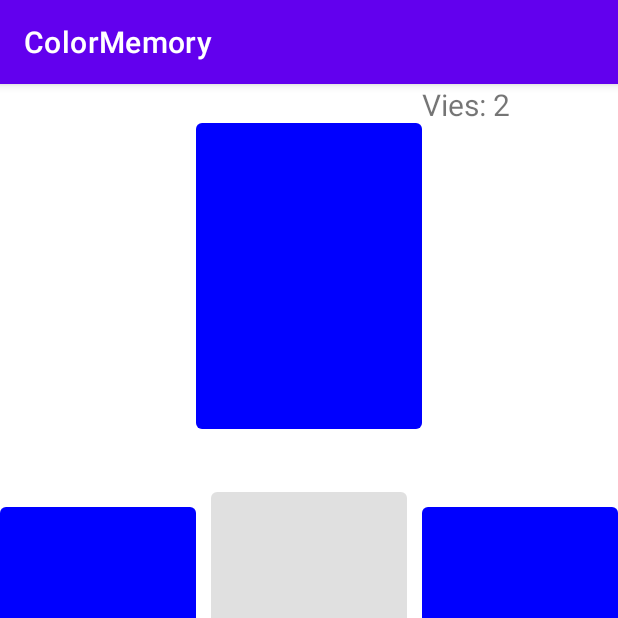
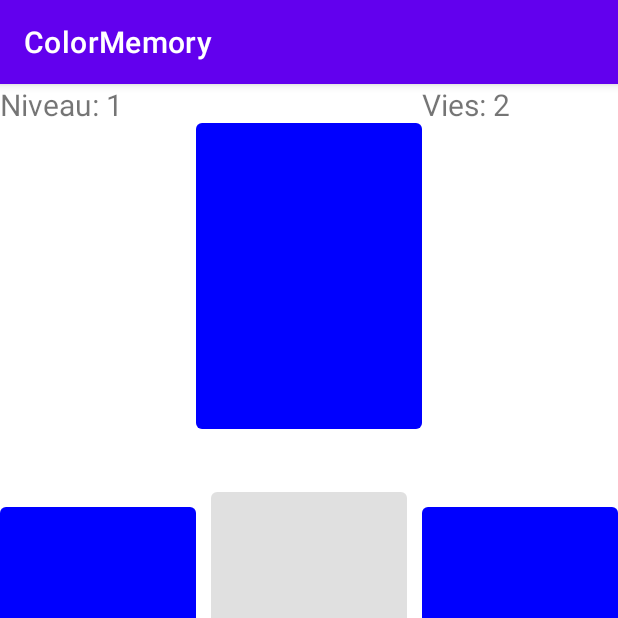
Before and after one commit to NinoLS/projet_color_memory, an Android app: the difficultyStart screen opened directly, with no data from a screen before it, after a tap on an icon or button, on a phone screen of 412 x 824 dp, the top half of it. Run offline under Robolectric (Android 15) with nearby library versions, the phone set to English and light mode, and no system bars.

Commit message:
Add : niveau system works

```diff
--- a/app/src/main/java/com/example/colormemory/difficultySelector.java
+++ b/app/src/main/java/com/example/colormemory/difficultySelector.java
@@ -32,7 +32,7 @@ public class difficultySelector extends AppCompatActivity {
         Intent intent = new Intent(difficultySelector.this,difficultyStart.class);
         intent.putExtra("DIFF",0);
         intent.putExtra("MANCHE_MIN",1);
-        intent.putExtra("MANCHE_MAX",10);
+        intent.putExtra("MANCHE_MAX",3);
         intent.putExtra("TEMPS_REPONSE",0);
         intent.putExtra("VIES",2);
 
--- a/app/src/main/java/com/example/colormemory/difficultyStart.java
+++ b/app/src/main/java/com/example/colormemory/difficultyStart.java
@@ -17,6 +17,9 @@ import static java.lang.Thread.sleep;
 public class difficultyStart extends AppCompatActivity {
     //joueur
     int n_DIFF;
+    int n_NIVEAU;
+    int n_NIVEAU_MIN;
+    int n_NIVEAU_MAX;
     int n_MANCHE_MIN;
     int n_MANCHE;
     int n_MANCHE_MAX;
@@ -28,6 +31,7 @@ public class difficultyStart extends AppCompatActivity {
     Byte[] random_sequence;
     Byte[] pressed_sequence;
     TextView tv_vies;
+    TextView tv_niveau;
 
     @SuppressLint("ResourceAsColor")
     @Override
@@ -38,16 +42,24 @@ public class difficultyStart extends AppCompatActivity {
         //parametre diffculte
         Intent intent = getIntent();
         n_DIFF = intent.getIntExtra("DIFF",0);
+        n_NIVEAU_MIN = 1;
+        n_NIVEAU = n_NIVEAU_MIN;
+        n_NIVEAU_MAX = 7;
         n_MANCHE_MIN = intent.getIntExtra("MANCHE_MIN",1);
         n_MANCHE = n_MANCHE_MIN;
         n_MANCHE_MAX = intent.getIntExtra("MANCHE_MAX",10);
         n_VIES = intent.getIntExtra("VIES",2);
+
         if(n_DIFF == 3)
             n_TEMPS_REPONSE = intent.getIntExtra("TEMPS_REPONSE",2);
 
-        //boutons jeu
+        //compteurs
         tv_vies = findViewById(R.id.tv_vies);
         tv_vies.setText("Vies: " + n_VIES);
+        tv_niveau = findViewById(R.id.tv_niveau);
+        tv_niveau.setText("Niveau: " + n_NIVEAU);
+
+        //boutons jeu
         btns = new Button[4];
         btns[0] = findViewById(R.id.btn_facile_gauche);
         btns[1] = findViewById(R.id.btn_facile_droit);
@@ -65,13 +77,30 @@ public class difficultyStart extends AppCompatActivity {
 
     public void startDifficulte(View view)
     {
-        if(n_MANCHE == n_MANCHE_MIN) //si aucun niveau passée => on "crée" la difficulté
+        if(n_NIVEAU == n_NIVEAU_MIN) //si aucun niveau passée => on "crée" la difficulté
         {
             view.setEnabled(false);
-            random_sequence = new Byte[n_MANCHE_MAX];
         }
-        startManche(view);
+        startNiveau(view);
     }
+
+    public void startNiveau(View view)
+    {
+        if(n_NIVEAU <= n_NIVEAU_MAX)
+        {
+            tv_niveau.setText("Niveau: " + n_NIVEAU); //affichage niveau
+            random_sequence = new Byte[n_MANCHE_MAX]; //nouvelle sequence random
+            // //ajout d'un bouton
+            n_MANCHE = n_MANCHE_MIN; //1ere manche
+            startManche(view);
+        }
+        else
+        {
+            setResult(Activity.RESULT_OK);
+            finish(); //on sort
+        }
+    }
+
     public void startManche(View view)
     {
         if(n_MANCHE <= n_MANCHE_MAX)
@@ -79,12 +108,12 @@ public class difficultyStart extends AppCompatActivity {
             switchOnBouton(view,0); //lance la sequence (récursivité)
             if(n_DIFF < 3)
                 listenSequence(view);
-            else chronoSequence(view);
+            else chronoSequence(view); //pour le niveau chrono
         }
         else
         {
-            setResult(Activity.RESULT_OK);
-            finish(); //on sort
+            n_NIVEAU++;
+            startNiveau(view);
         }
     }
     @SuppressLint("ResourceAsColor")
@@ -209,7 +238,7 @@ public class difficultyStart extends AppCompatActivity {
                 {
                     if(n_VIES>0)
                     {
-                        view.setEnabled(true); //on peut reessayer
+                        //encore des vies => reste niveau actuelle
                         n_MANCHE = n_MANCHE_MIN; //retour 1ere manche
                         n_VIES--;
                         tv_vies.setText("Vies: " + n_VIES);
@@ -217,6 +246,8 @@ public class difficultyStart extends AppCompatActivity {
                     }
                     else
                     {
+                        //plus de vies => retour au niveau 1
+                        n_NIVEAU = 0;
                         setResult(Activity.RESULT_CANCELED);
                         finish(); //on sort
                     }
--- a/app/src/main/res/layout/activity_difficulty_facile.xml
+++ b/app/src/main/res/layout/activity_difficulty_facile.xml
@@ -22,6 +22,16 @@
             app:layout_columnWeight="1"
             app:layout_row="0"
             app:layout_rowWeight="1" />
+
+        <TextView
+            android:id="@+id/tv_niveau"
+            android:text="@string/niveau"
+            android:textSize="20dp"
+            app:layout_column="0"
+            app:layout_columnWeight="1"
+            app:layout_row="0"
+            app:layout_rowWeight="1" />
+
 
         <Button
             android:id="@+id/button3"
--- a/app/src/main/res/values/strings.xml
+++ b/app/src/main/res/values/strings.xml
@@ -10,4 +10,5 @@
     <string name="connect">connect</string>
     <string name="sign_up">Sign Up</string>
     <string name="vies">Vies:</string>
+    <string name="niveau">Niveau:</string>
 </resources>
```
